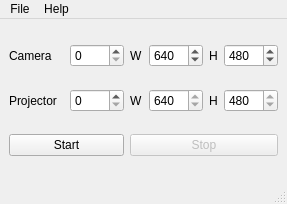
Old version of the form src/main_window.ui in the repository Jigarsenjallia/y_pro_cam_callib.
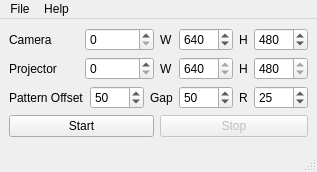
New version of the form. Icons and pictures are not drawn.

Commit message: update full-screen display sequence

```diff
--- a/src/main_window.ui
+++ b/src/main_window.ui
@@ -6,8 +6,8 @@
    <rect>
     <x>0</x>
     <y>0</y>
-    <width>287</width>
-    <height>204</height>
+    <width>289</width>
+    <height>172</height>
    </rect>
   </property>
   <property name="windowTitle">
@@ -19,34 +19,6 @@
   </property>
   <widget class="QWidget" name="centralwidget">
    <layout class="QGridLayout" name="gridLayout">
-    <item row="0" column="0">
-     <layout class="QHBoxLayout" name="horizontalLayout">
-      <item>
-       <widget class="QLabel" name="label">
-        <property name="text">
-         <string>Camera</string>
-        </property>
-       </widget>
-      </item>
-      <item>
-       <widget class="QSpinBox" name="spinBoxCameraID"/>
-      </item>
-     </layout>
-    </item>
-    <item row="1" column="0">
-     <layout class="QHBoxLayout" name="horizontalLayout_2">
-      <item>
-       <widget class="QLabel" name="label_2">
-        <property name="text">
-         <string>Projector</string>
-        </property>
-       </widget>
-      </item>
-      <item>
-       <widget class="QSpinBox" name="spinBoxProjectorID"/>
-      </item>
-     </layout>
-    </item>
     <item row="0" column="1">
      <layout class="QHBoxLayout" name="horizontalLayout_3">
       <item>
@@ -141,17 +113,99 @@
       </item>
      </layout>
     </item>
-    <item row="2" column="0">
-     <widget class="QPushButton" name="pushButtonStart">
-      <property name="text">
-       <string>Start</string>
-      </property>
-      <property name="checkable">
-       <bool>false</bool>
-      </property>
-     </widget>
+    <item row="1" column="0">
+     <layout class="QHBoxLayout" name="horizontalLayout_2">
+      <item>
+       <widget class="QLabel" name="label_2">
+        <property name="text">
+         <string>Projector</string>
+        </property>
+       </widget>
+      </item>
+      <item>
+       <widget class="QSpinBox" name="spinBoxProjectorID"/>
+      </item>
+     </layout>
     </item>
-    <item row="2" column="1">
+    <item row="2" column="0" colspan="2">
+     <layout class="QHBoxLayout" name="horizontalLayout_5">
+      <item>
+       <widget class="QLabel" name="label_7">
+        <property name="text">
+         <string>Pattern Offset</string>
+        </property>
+       </widget>
+      </item>
+      <item>
+       <widget class="QSpinBox" name="spinBoxPatternOffset">
+        <property name="minimum">
+         <number>10</number>
+        </property>
+        <property name="maximum">
+         <number>1000</number>
+        </property>
+        <property name="value">
+         <number>50</number>
+        </property>
+       </widget>
+      </item>
+      <item>
+       <widget class="QLabel" name="label_8">
+        <property name="text">
+         <string>Gap</string>
+        </property>
+       </widget>
+      </item>
+      <item>
+       <widget class="QSpinBox" name="spinBoxPatternGap">
+        <property name="minimum">
+         <number>10</number>
+        </property>
+        <property name="maximum">
+         <number>1000</number>
+        </property>
+        <property name="value">
+         <number>50</number>
+        </property>
+       </widget>
+      </item>
+      <item>
+       <widget class="QLabel" name="label_9">
+        <property name="text">
+         <string>R</string>
+        </property>
+       </widget>
+      </item>
+      <item>
+       <widget class="QSpinBox" name="spinBoxPatternSize">
+        <property name="minimum">
+         <number>10</number>
+        </property>
+        <property name="maximum">
+         <number>1000</number>
+        </property>
+        <property name="value">
+         <number>25</number>
+        </property>
+       </widget>
+      </item>
+     </layout>
+    </item>
+    <item row="0" column="0">
+     <layout class="QHBoxLayout" name="horizontalLayout">
+      <item>
+       <widget class="QLabel" name="label">
+        <property name="text">
+         <string>Camera</string>
+        </property>
+       </widget>
+      </item>
+      <item>
+       <widget class="QSpinBox" name="spinBoxCameraID"/>
+      </item>
+     </layout>
+    </item>
+    <item row="3" column="1">
      <widget class="QPushButton" name="pushButtonStop">
       <property name="enabled">
        <bool>false</bool>
@@ -161,6 +215,16 @@
       </property>
      </widget>
     </item>
+    <item row="3" column="0">
+     <widget class="QPushButton" name="pushButtonStart">
+      <property name="text">
+       <string>Start</string>
+      </property>
+      <property name="checkable">
+       <bool>false</bool>
+      </property>
+     </widget>
+    </item>
    </layout>
   </widget>
   <widget class="QMenuBar" name="menubar">
@@ -168,7 +232,7 @@
     <rect>
      <x>0</x>
      <y>0</y>
-     <width>287</width>
+     <width>289</width>
      <height>24</height>
     </rect>
    </property>
```
The commit also changes 3 other files.
